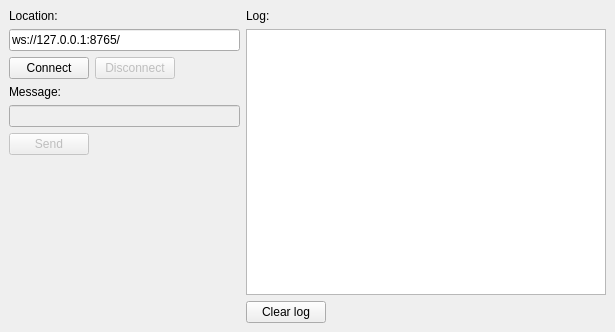
FixLater/image-text, file Sources/Froms/MainWindow.ui: the form before one commit.
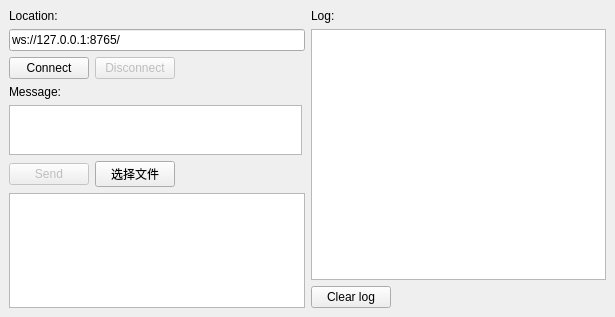
The form after the commit.

Patch:
```diff
--- a/Sources/Froms/MainWindow.ui
+++ b/Sources/Froms/MainWindow.ui
@@ -7,7 +7,7 @@
     <x>0</x>
     <y>0</y>
     <width>615</width>
-    <height>332</height>
+    <height>317</height>
    </rect>
   </property>
   <property name="windowTitle">
@@ -78,10 +78,19 @@
         </property>
        </widget>
       </item>
-      <item>
-       <widget class="QLineEdit" name="message">
-        <property name="enabled">
-         <bool>false</bool>
+      <item alignment="Qt::AlignTop">
+       <widget class="QTextEdit" name="message">
+        <property name="minimumSize">
+         <size>
+          <width>293</width>
+          <height>50</height>
+         </size>
+        </property>
+        <property name="maximumSize">
+         <size>
+          <width>227</width>
+          <height>10</height>
+         </size>
         </property>
        </widget>
       </item>
@@ -97,6 +106,13 @@
           </property>
          </widget>
         </item>
+        <item>
+         <widget class="QPushButton" name="selectFile">
+          <property name="text">
+           <string>选择文件</string>
+          </property>
+         </widget>
+        </item>
         <item>
          <spacer name="horizontalSpacer_3">
           <property name="orientation">
@@ -112,6 +128,9 @@
         </item>
        </layout>
       </item>
+      <item>
+       <widget class="QTableView" name="tableView"/>
+      </item>
       <item>
        <spacer name="verticalSpacer">
         <property name="orientation">
@@ -140,10 +159,16 @@
        <widget class="QTextEdit" name="log">
         <property name="minimumSize">
          <size>
-          <width>360</width>
+          <width>199</width>
           <height>240</height>
          </size>
         </property>
+        <property name="maximumSize">
+         <size>
+          <width>328</width>
+          <height>16777215</height>
+         </size>
+        </property>
         <property name="readOnly">
          <bool>true</bool>
         </property>
@@ -175,7 +200,7 @@
           </property>
           <property name="sizeHint" stdset="0">
            <size>
-            <width>40</width>
+            <width>10</width>
             <height>20</height>
            </size>
           </property>
```
